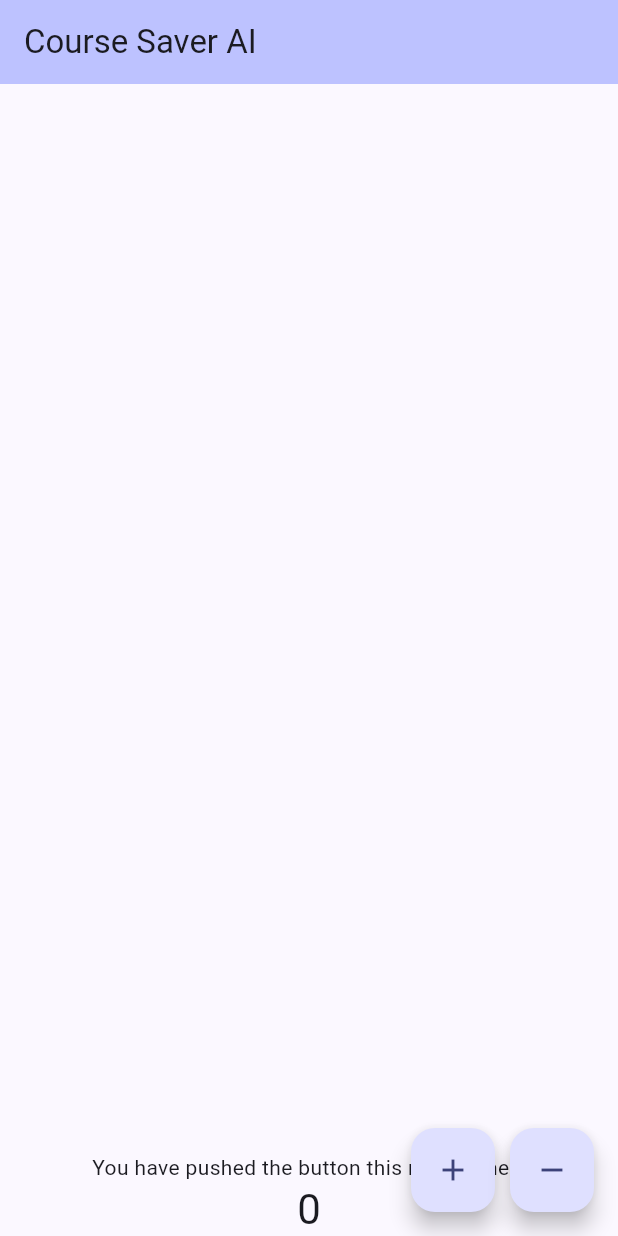
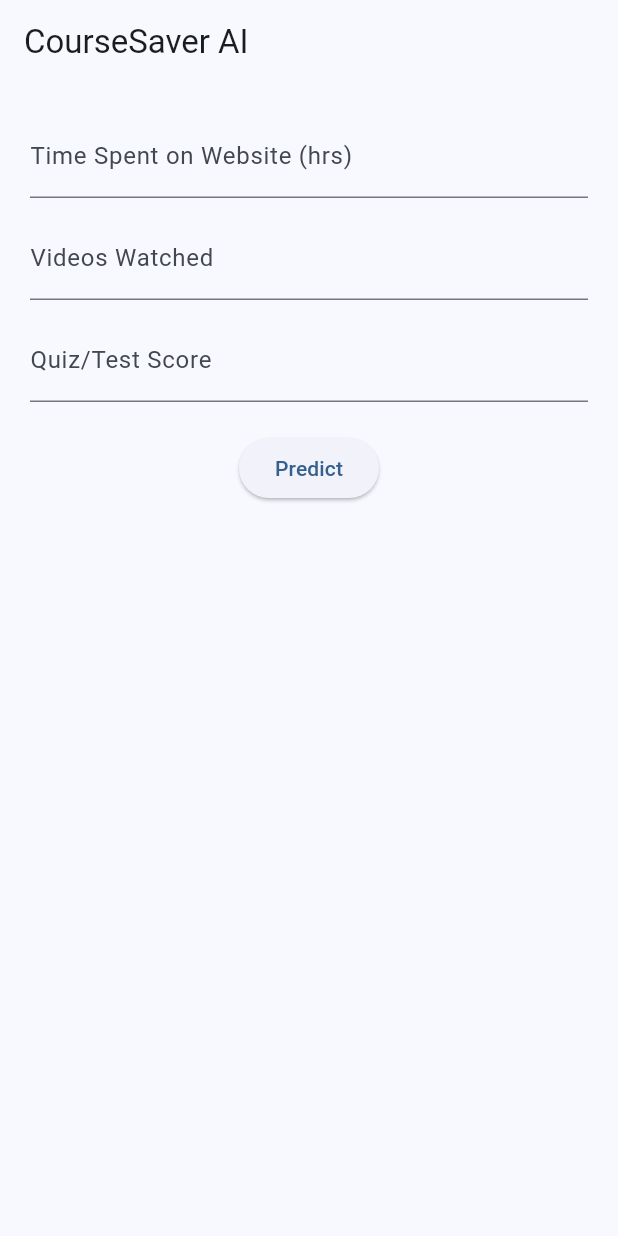
Before and after one commit to Tushar-sketch-bit/CourseSaver-ai, a Flutter app: the screen it shows after launch, on a phone screen of 412 x 824 dp. Run offline on Flutter 3.47's test engine with Material 3 defaults, Android fonts, the phone set to English and light mode, and no system bars.

Commit message:
home page in making

```diff
--- a/flutter_ui/lib/main.dart
+++ b/flutter_ui/lib/main.dart
@@ -1,113 +1,118 @@
 import 'package:flutter/material.dart';
+import 'package:http/http.dart' as http;
+import 'dart:convert';
 
 void main() {
-  runApp(const MyApp());
+  runApp(const CourseSaverApp());
 }
 
-class MyApp extends StatelessWidget {
-  const MyApp({super.key});
+class CourseSaverApp extends StatelessWidget {
+  const CourseSaverApp({super.key});
 
-  // This widget is the root of your application.
   @override
   Widget build(BuildContext context) {
     return MaterialApp(
-      title: 'Flutter Demo',
+      title: 'CourseSaver AI',
       theme: ThemeData(
-        // This is the theme of your application.
-        //
-        // TRY THIS: Try running your application with "flutter run". You'll see
-        // the application has a purple toolbar. Then, without quitting the app,
-        // try changing the seedColor in the colorScheme below to Colors.green
-        // and then invoke "hot reload" (save your changes or press the "hot
-        // reload" button in a Flutter-supported IDE, or press "r" if you used
-        // the command line to start the app).
-        //
-        // Notice that the counter didn't reset back to zero; the application
-        // state is not lost during the reload. To reset the state, use hot
-        // restart instead.
-        //
-        // This works for code too, not just values: Most code changes can be
-        // tested with just a hot reload.
-        colorScheme: ColorScheme.fromSeed(seedColor: const Color.fromARGB(255, 0, 15, 150)),
+        colorScheme: ColorScheme.fromSeed(seedColor: Colors.blue),
+        useMaterial3: true,
       ),
-      home: const MyHomePage(title: 'Course Saver AI'),
+      home: const CourseSaverHomePage(),
     );
   }
 }
 
-class MyHomePage extends StatefulWidget {
-  const MyHomePage({super.key, required this.title});
-
-  // This widget is the home page of your application. It is stateful, meaning
-  // that it has a State object (defined below) that contains fields that affect
-  // how it looks.
-
-  // This class is the configuration for the state. It holds the values (in this
-  // case the title) provided by the parent (in this case the App widget) and
-  // used by the build method of the State. Fields in a Widget subclass are
-  // always marked "final".
-
-  final String title;
+class CourseSaverHomePage extends StatefulWidget {
+  const CourseSaverHomePage({super.key});
 
   @override
-  State<MyHomePage> createState() => _MyHomePageState();
+  State<CourseSaverHomePage> createState() => _CourseSaverHomePageState();
 }
 
-class _MyHomePageState extends State<MyHomePage> {
-  int _counter = 0;
+class _CourseSaverHomePageState extends State<CourseSaverHomePage> {
+  final TextEditingController timeController = TextEditingController();
+  final TextEditingController videoController = TextEditingController();
+  final TextEditingController scoreController = TextEditingController();
 
-  void _incrementCounter() {
-    setState(() {
-      _counter++;
-    });
-  }
-  void _decrementCounter(){
-    setState(() {
-      _counter--;
-    });
+  String prediction = "";
+
+  Future<void> getPrediction() async {
+    final double timeSpent = double.tryParse(timeController.text) ?? 0;
+    final int videosWatched = int.tryParse(videoController.text) ?? 0;
+    final double quizScore = double.tryParse(scoreController.text) ?? 0;
+
+    final response = await http.post(
+      Uri.parse(
+        'http://10.0.2.2:5000/predict',
+      ), // for Android emulator use 10.0.2.2
+      headers: {"Content-Type": "application/json"},
+      body: json.encode({
+        "time_spent": timeSpent,
+        "videos_watched": videosWatched,
+        "quiz_score": quizScore,
+      }),
+    );
+
+    if (response.statusCode == 200) {
+      final data = json.decode(response.body);
+      setState(() {
+        prediction = data['prediction'];
+      });
+    } else {
+      setState(() {
+        prediction = "Error: Server not responding.";
+      });
+    }
   }
 
   @override
   Widget build(BuildContext context) {
     return Scaffold(
-      appBar: AppBar(
-        backgroundColor: Theme.of(context).colorScheme.inversePrimary,
-        title: Text(widget.title),
-      ),
-      body: Center(
-        // Center is a layout widget. It takes a single child and positions it
-        // in the middle of the parent.
+      appBar: AppBar(title: const Text("CourseSaver AI")),
+      body: Padding(
+        padding: const EdgeInsets.all(20),
         child: Column(
-
-          mainAxisAlignment: MainAxisAlignment.end,
-          children: <Widget>[
-            const Text('You have pushed the button this many times:'),
-            Text(
-              '$_counter',
-              style: Theme.of(context).textTheme.headlineMedium,
+          mainAxisAlignment: MainAxisAlignment.start,
+          children: [
+            TextField(
+              controller: timeController,
+              keyboardType: TextInputType.number,
+              decoration: const InputDecoration(
+                labelText: "Time Spent on Website (hrs)",
+              ),
             ),
+            const SizedBox(height: 12),
+            TextField(
+              controller: videoController,
+              keyboardType: TextInputType.number,
+              decoration: const InputDecoration(labelText: "Videos Watched"),
+            ),
+            const SizedBox(height: 12),
+            TextField(
+              controller: scoreController,
+              keyboardType: TextInputType.number,
+              decoration: const InputDecoration(labelText: "Quiz/Test Score"),
+            ),
+            const SizedBox(height: 20),
+            ElevatedButton(
+              onPressed: getPrediction,
+              child: const Text("Predict"),
+            ),
+            const SizedBox(height: 30),
+            if (prediction.isNotEmpty)
+              Card(
+                color: Colors.grey.shade200,
+                child: Padding(
+                  padding: const EdgeInsets.all(16),
+                  child: Text(
+                    "Prediction: $prediction",
+                    style: const TextStyle(fontSize: 18),
+                  ),
+                ),
+              ),
           ],
         ),
       ),
-      floatingActionButton: Row(
-         mainAxisAlignment: MainAxisAlignment.end,
-          children: [
-           FloatingActionButton(
-           onPressed: _incrementCounter,
-           tooltip: 'Increment',
-           child: const Icon(Icons.add),
-         ),
-         const SizedBox(width: 10),
-         FloatingActionButton(
-          onPressed: _decrementCounter,
-          tooltip: 'Decrement',
-          child: const Icon(Icons.remove),
-         ),
-  ],
-),
-
-
-       // This trailing comma makes auto-formatting nicer for build methods.
     );
   }
 }
--- a/flutter_ui/pubspec.yaml
+++ b/flutter_ui/pubspec.yaml
@@ -1,5 +1,5 @@
 name: flutter_ui
-description: "A new Flutter project."
+description: "A Flutter app for CourseSaver ai"
 # The following line prevents the package from being accidentally published to
 # pub.dev using `flutter pub publish`. This is preferred for private packages.
 publish_to: 'none' # Remove this line if you wish to publish to pub.dev
@@ -30,10 +30,12 @@ environment:
 dependencies:
   flutter:
     sdk: flutter
+  http: ^0.13.5
+  cupertino_icons: ^1.0.8
 
   # The following adds the Cupertino Icons font to your application.
   # Use with the CupertinoIcons class for iOS style icons.
-  cupertino_icons: ^1.0.8
+
 
 dev_dependencies:
   flutter_test:
```
Also changed, not shown: app/frontend/ui.dart (deleted), flutter_ui/pubspec.lock, 3 other files.
